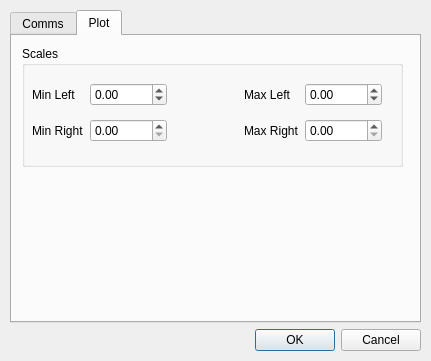
The window that resources/settings.ui (augustodn/smartlog) describes before a commit, drawn with Qt 5.
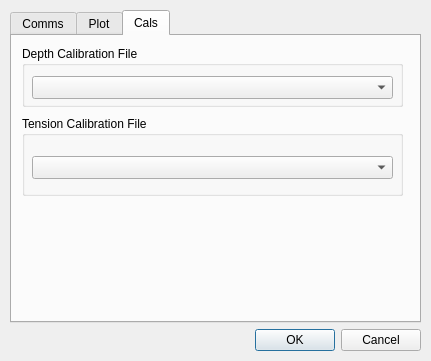
The same window after the commit.

Commit message: Implemented depth calibration widget. Small fixes to main menu. First template html version

Diff of the .ui file:
```diff
--- a/resources/settings.ui
+++ b/resources/settings.ui
@@ -26,7 +26,7 @@
     <item>
      <widget class="QTabWidget" name="tabWidget">
       <property name="currentIndex">
-       <number>1</number>
+       <number>2</number>
       </property>
       <widget class="QWidget" name="commTab">
        <attribute name="title">
@@ -211,6 +211,57 @@
         </widget>
        </widget>
       </widget>
+      <widget class="QWidget" name="calTab">
+       <attribute name="title">
+        <string>Cals</string>
+       </attribute>
+       <widget class="QGroupBox" name="groupBox_3">
+        <property name="geometry">
+         <rect>
+          <x>10</x>
+          <y>10</y>
+          <width>381</width>
+          <height>61</height>
+         </rect>
+        </property>
+        <property name="title">
+         <string>Depth Calibration File</string>
+        </property>
+        <widget class="QComboBox" name="tensionComboBox">
+         <property name="geometry">
+          <rect>
+           <x>10</x>
+           <y>30</y>
+           <width>361</width>
+           <height>23</height>
+          </rect>
+         </property>
+        </widget>
+       </widget>
+       <widget class="QGroupBox" name="groupBox_4">
+        <property name="geometry">
+         <rect>
+          <x>10</x>
+          <y>80</y>
+          <width>381</width>
+          <height>80</height>
+         </rect>
+        </property>
+        <property name="title">
+         <string>Tension Calibration File</string>
+        </property>
+        <widget class="QComboBox" name="depthComboBox">
+         <property name="geometry">
+          <rect>
+           <x>10</x>
+           <y>40</y>
+           <width>361</width>
+           <height>23</height>
+          </rect>
+         </property>
+        </widget>
+       </widget>
+      </widget>
      </widget>
     </item>
     <item>
```
The commit also changes 15 other files.
